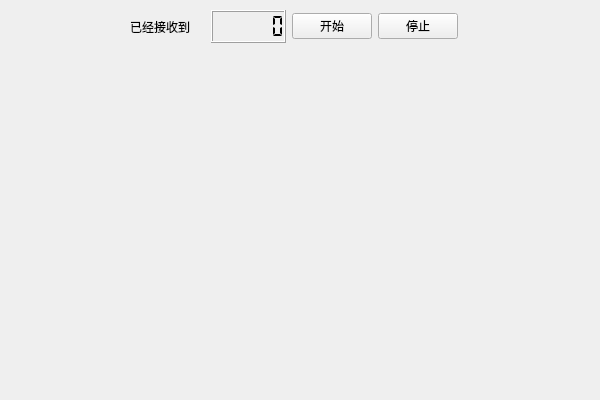
This is functionwidget.ui in Percivalll/ble-sniffer as Qt 5 draws it before an edit. The edited form follows.
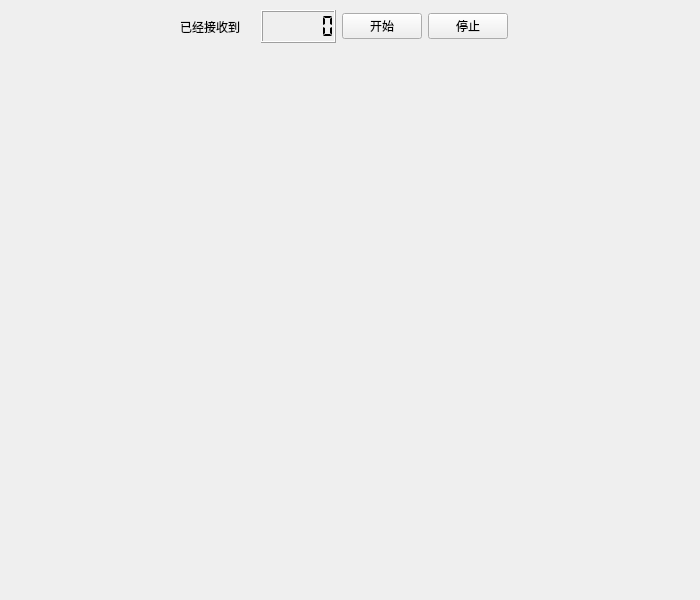
This is the edited form.

The edit to the form file:
```diff
--- a/functionwidget.ui
+++ b/functionwidget.ui
@@ -6,8 +6,8 @@
    <rect>
     <x>0</x>
     <y>0</y>
-    <width>600</width>
-    <height>400</height>
+    <width>700</width>
+    <height>600</height>
    </rect>
   </property>
   <property name="windowTitle">
@@ -16,7 +16,7 @@
   <widget class="QWidget" name="layoutWidget">
    <property name="geometry">
     <rect>
-     <x>130</x>
+     <x>180</x>
      <y>10</y>
      <width>328</width>
      <height>33</height>
```
